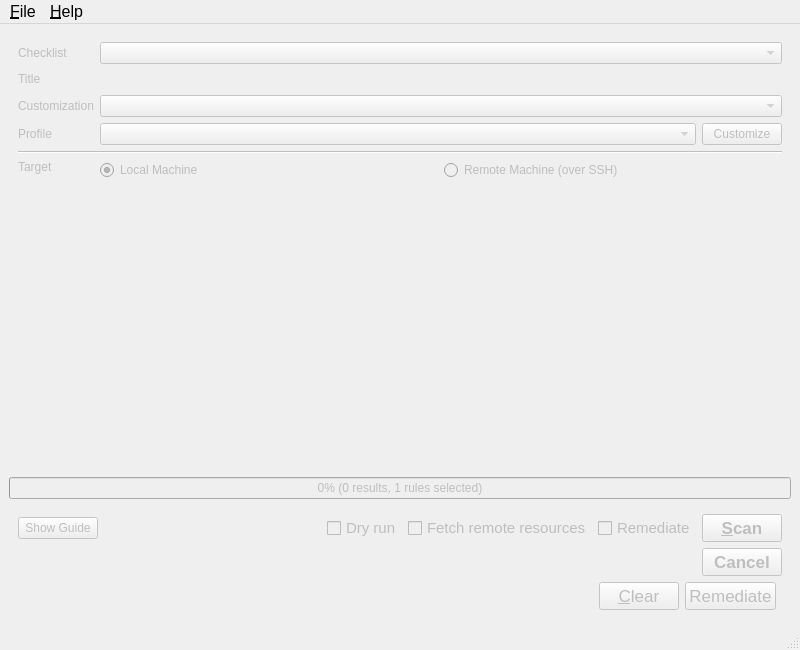
Above: ui/MainWindow.ui from OpenSCAP/scap-workbench before the change. Below: the same form after it.
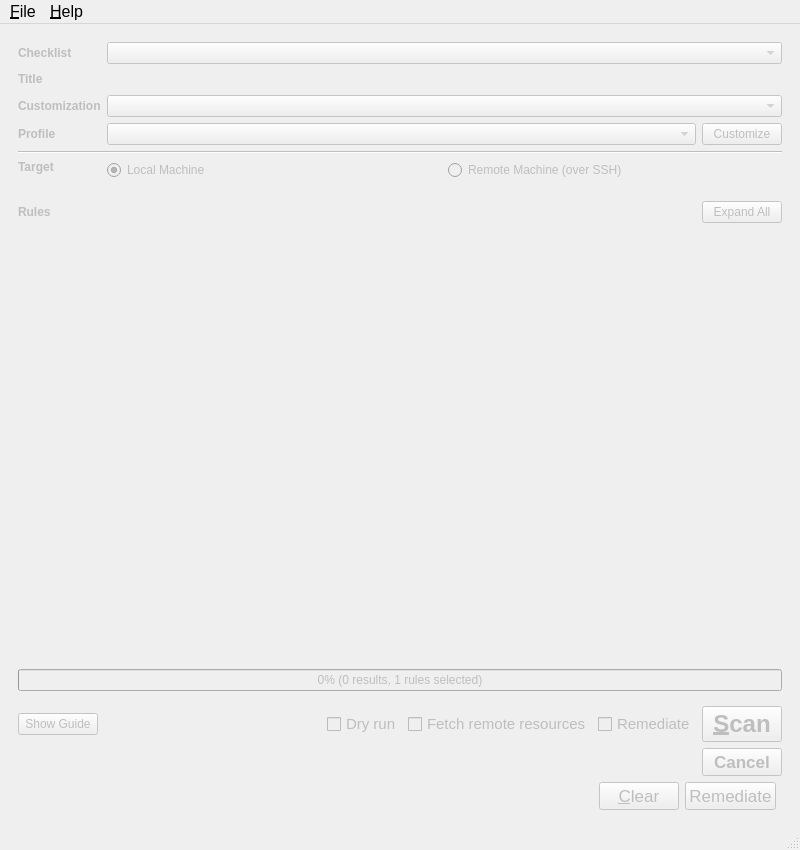
That is the form after the change. Custom widgets are drawn as their Qt base class.

Commit message:
Changes in main window UI
MainWindow UI improved a little bit
Added button to expand or collapse all rules

Diff of the .ui file:
```diff
--- a/ui/MainWindow.ui
+++ b/ui/MainWindow.ui
@@ -10,7 +10,7 @@
     <x>0</x>
     <y>0</y>
     <width>800</width>
-    <height>650</height>
+    <height>850</height>
    </rect>
   </property>
   <property name="windowTitle">
@@ -100,6 +100,12 @@
        </item>
        <item row="6" column="0">
         <widget class="QLabel" name="label_3">
+         <property name="font">
+          <font>
+           <weight>75</weight>
+           <bold>true</bold>
+          </font>
+         </property>
          <property name="text">
           <string>Profile</string>
          </property>
@@ -107,6 +113,12 @@
        </item>
        <item row="2" column="0">
         <widget class="QLabel" name="checklistLabel">
+         <property name="font">
+          <font>
+           <weight>75</weight>
+           <bold>true</bold>
+          </font>
+         </property>
          <property name="text">
           <string>Checklist</string>
          </property>
@@ -114,6 +126,12 @@
        </item>
        <item row="8" column="0">
         <widget class="QLabel" name="label">
+         <property name="font">
+          <font>
+           <weight>75</weight>
+           <bold>true</bold>
+          </font>
+         </property>
          <property name="text">
           <string>Target</string>
          </property>
@@ -124,6 +142,12 @@
        </item>
        <item row="5" column="0">
         <widget class="QLabel" name="label_4">
+         <property name="font">
+          <font>
+           <weight>75</weight>
+           <bold>true</bold>
+          </font>
+         </property>
          <property name="text">
           <string>Customization</string>
          </property>
@@ -164,6 +188,12 @@
        </item>
        <item row="3" column="0">
         <widget class="QLabel" name="label_5">
+         <property name="font">
+          <font>
+           <weight>75</weight>
+           <bold>true</bold>
+          </font>
+         </property>
          <property name="text">
           <string>Title</string>
          </property>
@@ -193,6 +223,51 @@
      </widget>
     </item>
     <item>
+     <layout class="QVBoxLayout" name="ruleResults">
+      <property name="leftMargin">
+       <number>9</number>
+      </property>
+      <property name="rightMargin">
+       <number>9</number>
+      </property>
+      <item>
+       <layout class="QHBoxLayout" name="horizontalLayout_6">
+        <item>
+         <widget class="QLabel" name="label_2">
+          <property name="font">
+           <font>
+            <weight>75</weight>
+            <bold>true</bold>
+           </font>
+          </property>
+          <property name="text">
+           <string>Rules</string>
+          </property>
+         </widget>
+        </item>
+        <item>
+         <spacer name="horizontalSpacer_5">
+          <property name="orientation">
+           <enum>Qt::Horizontal</enum>
+          </property>
+          <property name="sizeHint" stdset="0">
+           <size>
+            <width>40</width>
+            <height>20</height>
+           </size>
+          </property>
+         </spacer>
+        </item>
+        <item>
+         <widget class="QPushButton" name="expandRulesButton">
+          <property name="text">
+           <string>Expand All</string>
+          </property>
+         </widget>
+        </item>
+       </layout>
+      </item>
+      <item>
      <widget class="RuleResultsTree" name="ruleResultsTree" native="true">
       <property name="sizePolicy">
        <sizepolicy hsizetype="Preferred" vsizetype="Expanding">
@@ -215,6 +290,8 @@
       </property>
      </widget>
     </item>
+     </layout>
+    </item>
     <item>
      <widget class="QWidget" name="widget" native="true">
       <property name="sizePolicy">
@@ -305,7 +382,7 @@
               <widget class="QPushButton" name="scanButton">
                <property name="font">
                 <font>
-                 <pointsize>13</pointsize>
+                 <pointsize>18</pointsize>
                  <weight>75</weight>
                  <bold>true</bold>
                 </font>
```
Left out of the diff: 18 changed lines with no effect on the pictures. Lines whose indentation alone changed are shown as unchanged. The commit also changes 6 other files.
